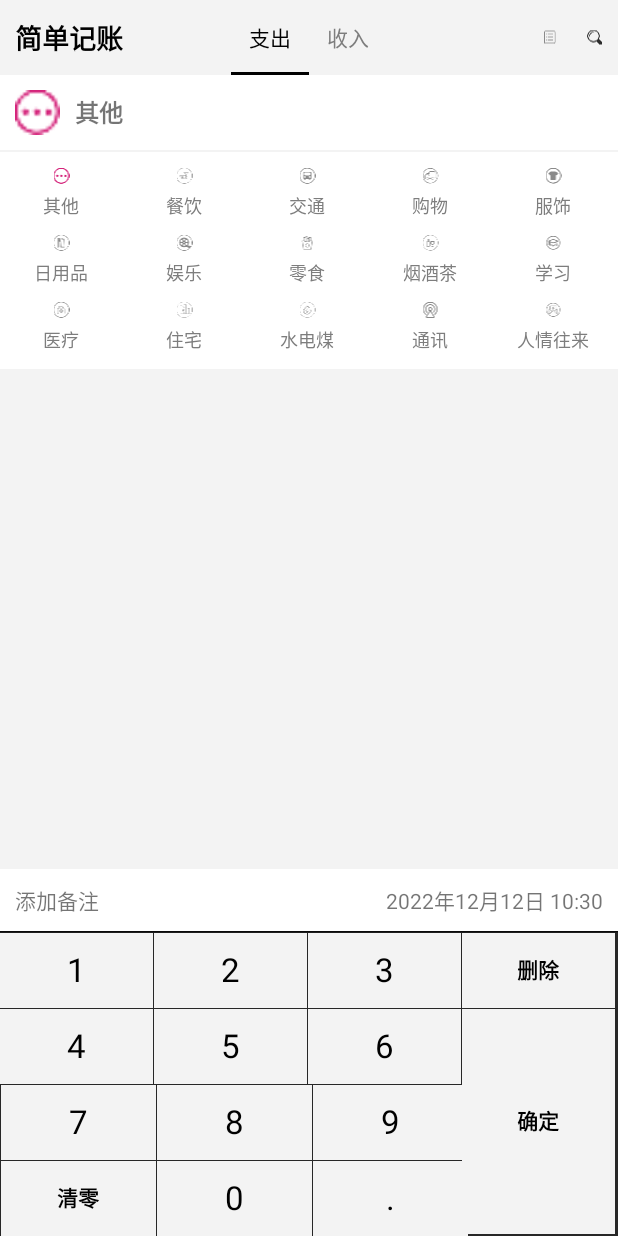
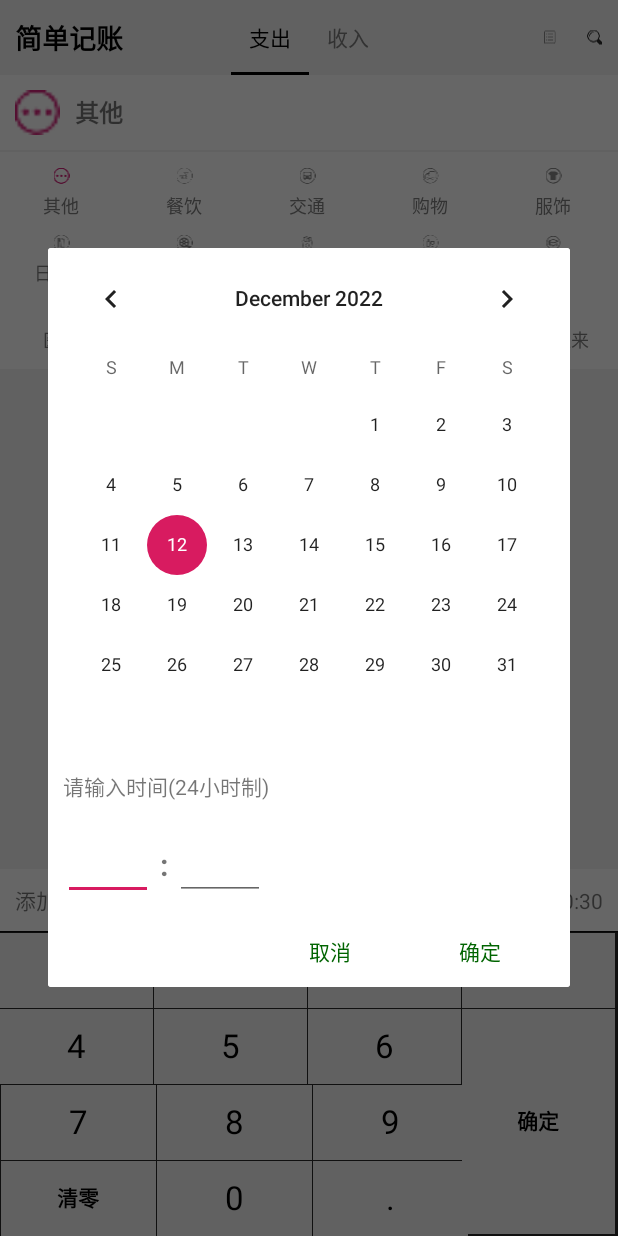
Before and after one commit to guohuan78/easy_bookkepping, an Android app: the screen it shows after launch (MainActivity), after a tap on an icon or button, on a phone screen of 412 x 824 dp. Run offline under Robolectric (Android 15) with nearby library versions, the phone set to English and light mode, and no system bars.

Commit message:
step2增加备注，时间，搜索功能

```diff
--- a/app/src/main/AndroidManifest.xml
+++ b/app/src/main/AndroidManifest.xml
@@ -11,6 +11,7 @@
         android:supportsRtl="true"
         android:theme="@style/AppTheme">
         <activity android:name=".HistoryActivity" />
+        <activity android:name=".SearchActivity" />
         <activity android:name=".MainActivity" android:exported="true">
             <intent-filter>
                 <action android:name="android.intent.action.MAIN" />
--- a/app/src/main/java/com/eb/easy_bookkeeping/frag_record/BaseRecordFragment.java
+++ b/app/src/main/java/com/eb/easy_bookkeeping/frag_record/BaseRecordFragment.java
@@ -19,9 +19,9 @@ import com.eb.easy_bookkeeping.R;
 import com.eb.easy_bookkeeping.db.AccountBean;
 import com.eb.easy_bookkeeping.db.DBManager;
 import com.eb.easy_bookkeeping.db.TypeBean;
-//import com.eb.easy_bookkeeping.utils.BeiZhuDialog;
+import com.eb.easy_bookkeeping.utils.BeiZhuDialog;
 import com.eb.easy_bookkeeping.utils.KeyBoardUtils;
-//import com.eb.easy_bookkeeping.utils.SelectTimeDialog;
+import com.eb.easy_bookkeeping.utils.SelectTimeDialog;
 
 import java.text.SimpleDateFormat;
 import java.util.ArrayList;
@@ -144,14 +144,14 @@ public abstract class BaseRecordFragment extends Fragment implements View.OnClic
     public void onClick(View v) {
         switch (v.getId()) {
             case R.id.frag_record_tv_time:
-//                showTimeDialog();
+                showTimeDialog();
                 break;
             case R.id.frag_record_tv_beizhu:
-//                showBZDialog();
+                showBZDialog();
                 break;
         }
     }
-     /*弹出显示时间的对话框
+     //弹出显示时间的对话框
     private void showTimeDialog() {
         SelectTimeDialog dialog = new SelectTimeDialog(getContext());
         dialog.show();
@@ -166,9 +166,9 @@ public abstract class BaseRecordFragment extends Fragment implements View.OnClic
                 accountBean.setDay(day);
             }
         });
-    }*/
+    }
 
-    /* 弹出备注对话框
+    /* 弹出备注对话框*/
     public  void showBZDialog(){
         final BeiZhuDialog dialog = new BeiZhuDialog(getContext());
         dialog.show();
@@ -184,5 +184,5 @@ public abstract class BaseRecordFragment extends Fragment implements View.OnClic
                 dialog.cancel();
             }
         });
-    }*/
+    }
 }
--- /dev/null
+++ b/app/src/main/java/com/eb/easy_bookkeeping/utils/SelectTimeDialog.java
@@ -0,0 +1,136 @@
+package com.eb.easy_bookkeeping.utils;
+
+import android.app.Dialog;
+import android.content.Context;
+import android.os.Bundle;
+import android.text.TextUtils;
+import android.view.View;
+import android.view.ViewGroup;
+import android.widget.Button;
+import android.widget.DatePicker;
+import android.widget.EditText;
+
+import androidx.annotation.NonNull;
+
+import com.eb.easy_bookkeeping.R;
+
+/*
+* 在记录页面弹出时间对话框
+* */
+public class SelectTimeDialog extends Dialog implements View.OnClickListener {
+    EditText hourEt,minuteEt;
+    DatePicker datePicker;
+    Button ensureBtn,cancelBtn;
+    public interface OnEnsureListener{
+        public void onEnsure(String time, int year, int month, int day);
+    }
+    OnEnsureListener onEnsureListener;
+
+    public void setOnEnsureListener(OnEnsureListener onEnsureListener) {
+        this.onEnsureListener = onEnsureListener;
+    }
+
+    public SelectTimeDialog(@NonNull Context context) {
+        super(context);
+    }
+
+    @Override
+    protected void onCreate(Bundle savedInstanceState) {
+        super.onCreate(savedInstanceState);
+        setContentView(R.layout.dialog_time);
+        hourEt = findViewById(R.id.dialog_time_et_hour);
+        minuteEt = findViewById(R.id.dialog_time_et_minute);
+        datePicker = findViewById(R.id.dialog_time_dp);
+        ensureBtn = findViewById(R.id.dialog_time_btn_ensure);
+        cancelBtn = findViewById(R.id.dialog_time_btn_cancel);
+        ensureBtn.setOnClickListener(this);  //添加点击监听事件
+        cancelBtn.setOnClickListener(this);
+        hideDatePickerHeader();
+    }
+
+    @Override
+    public void onClick(View v) {
+        switch (v.getId()) {
+            case R.id.dialog_time_btn_cancel:
+                cancel();
+                break;
+            case R.id.dialog_time_btn_ensure:
+                int year = datePicker.getYear();  //选择年份
+                int month = datePicker.getMonth()+1;
+                int dayOfMonth = datePicker.getDayOfMonth();
+                String monthStr = String.valueOf(month);
+                if (month<10){
+                    monthStr = "0"+month;
+                }
+                String dayStr = String.valueOf(dayOfMonth);
+                if (dayOfMonth<10){
+                    dayStr="0"+dayOfMonth;
+                }
+//              获取输入的小时和分钟
+                String hourStr = hourEt.getText().toString();
+                String minuteStr = minuteEt.getText().toString();
+                int hour = 0;
+                if (!TextUtils.isEmpty(hourStr)) {
+                    hour = Integer.parseInt(hourStr);
+                    hour=hour%24;
+                }
+                int minute = 0;
+                if (!TextUtils.isEmpty(minuteStr)) {
+                    minute = Integer.parseInt(minuteStr);
+                    minute=minute%60;
+                }
+
+                hourStr=String.valueOf(hour);
+                minuteStr=String.valueOf(minute);
+                if (hour<10){
+                    hourStr="0"+hour;
+                }
+                if (minute<10){
+                    minuteStr="0"+minute;
+                }
+                String timeFormat = year+"年"+monthStr+"月"+dayStr+"日 "+hourStr+":"+minuteStr;
+                if (onEnsureListener!=null) {
+                    onEnsureListener.onEnsure(timeFormat,year,month,dayOfMonth);
+                }
+                cancel();
+                break;
+        }
+    }
+
+    //隐藏DatePicker头布局
+    private void hideDatePickerHeader(){
+        ViewGroup rootView = (ViewGroup) datePicker.getChildAt(0);
+        if (rootView == null) {
+            return;
+        }
+        View headerView = rootView.getChildAt(0);
+        if (headerView == null) {
+            return;
+        }
+        //5.0+
+        int headerId = getContext().getResources().getIdentifier("day_picker_selector_layout", "id", "android");
+        if (headerId == headerView.getId()) {
+            headerView.setVisibility(View.GONE);
+            ViewGroup.LayoutParams layoutParamsRoot = rootView.getLayoutParams();
+            layoutParamsRoot.width = ViewGroup.LayoutParams.WRAP_CONTENT;
+            rootView.setLayoutParams(layoutParamsRoot);
+
+            ViewGroup animator = (ViewGroup) rootView.getChildAt(1);
+            ViewGroup.LayoutParams layoutParamsAnimator = animator.getLayoutParams();
+            layoutParamsAnimator.width = ViewGroup.LayoutParams.WRAP_CONTENT;
+            animator.setLayoutParams(layoutParamsAnimator);
+
+            View child = animator.getChildAt(0);
+            ViewGroup.LayoutParams layoutParamsChild = child.getLayoutParams();
+            layoutParamsChild.width = ViewGroup.LayoutParams.WRAP_CONTENT;
+            child.setLayoutParams(layoutParamsChild);
+            return;
+        }
+
+        // 6.0+
+        headerId = getContext().getResources().getIdentifier("date_picker_header","id","android");
+        if (headerId == headerView.getId()) {
+            headerView.setVisibility(View.GONE);
+        }
+    }
+}
--- /dev/null
+++ b/app/src/main/res/layout/dialog_time.xml
@@ -0,0 +1,62 @@
+<?xml version="1.0" encoding="utf-8"?>
+<LinearLayout xmlns:android="http://schemas.android.com/apk/res/android"
+    android:orientation="vertical" android:layout_width="wrap_content"
+    android:layout_height="wrap_content"
+    android:background="@color/white">
+    <DatePicker
+        android:id="@+id/dialog_time_dp"
+        android:layout_width="wrap_content"
+        android:layout_height="wrap_content"/>
+
+    <TextView
+        android:layout_width="wrap_content"
+        android:layout_height="wrap_content"
+        android:text="@string/please_input_time"
+        android:padding="10dp"/>
+    <LinearLayout
+        android:layout_width="wrap_content"
+        android:layout_height="wrap_content"
+        android:orientation="horizontal"
+        android:padding="10dp">
+        <EditText
+            android:id="@+id/dialog_time_et_hour"
+            android:layout_width="60dp"
+            android:layout_height="wrap_content"
+            android:inputType="number"
+            android:maxLength="2"/>
+        <TextView
+            android:layout_width="wrap_content"
+            android:layout_height="wrap_content"
+            android:text=" : "
+            android:textSize="20dp"
+            android:textStyle="bold"/>
+        <EditText
+            android:id="@+id/dialog_time_et_minute"
+            android:layout_width="60dp"
+            android:layout_height="wrap_content"
+            android:inputType="number"
+            android:maxLength="2"/>
+    </LinearLayout>
+    <LinearLayout
+        android:layout_width="wrap_content"
+        android:layout_height="wrap_content"
+        android:layout_gravity="right"
+        android:orientation="horizontal">
+        <Button
+            android:id="@+id/dialog_time_btn_cancel"
+            android:layout_width="80dp"
+            android:layout_height="wrap_content"
+            android:text="@string/cancel"
+            android:textColor="@color/green_006400"
+            android:background="@null"
+            android:layout_marginRight="20dp"/>
+        <Button
+            android:id="@+id/dialog_time_btn_ensure"
+            android:layout_width="80dp"
+            android:layout_height="wrap_content"
+            android:text="@string/ensure"
+            android:textColor="@color/green_006400"
+            android:background="@null"
+            android:layout_marginRight="20dp"/>
+    </LinearLayout>
+</LinearLayout>
```
Also changed, not shown: app/src/main/java/com/eb/easy_bookkeeping/MainActivity.java (+4 -4 lines), app/src/main/java/com/eb/easy_bookkeeping/SearchActivity.java (added, +63 -0 lines), app/src/main/java/com/eb/easy_bookkeeping/db/DBManager.java (+23 -0 lines), app/src/main/java/com/eb/easy_bookkeeping/utils/BeiZhuDialog.java (added, +89 -0 lines), app/src/main/res/layout/activity_search.xml (added, +59 -0 lines), app/src/main/res/layout/dialog_beizhu.xml (added, +52 -0 lines), 5 other files.
